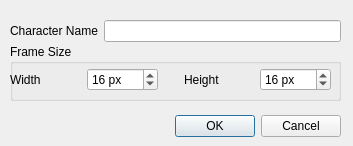
skwee/dmut, file src/newcharacterdialog.ui: the form before one commit.
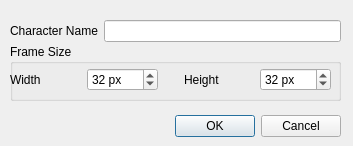
The form after the commit.

```diff
--- a/src/newcharacterdialog.ui
+++ b/src/newcharacterdialog.ui
@@ -99,13 +99,13 @@
            <string> px</string>
           </property>
           <property name="minimum">
-           <number>1</number>
+           <number>8</number>
           </property>
           <property name="maximum">
-           <number>1000</number>
+           <number>1024</number>
           </property>
           <property name="value">
-           <number>16</number>
+           <number>32</number>
           </property>
          </widget>
         </item>
@@ -135,13 +135,13 @@
            <string> px</string>
           </property>
           <property name="minimum">
-           <number>1</number>
+           <number>8</number>
           </property>
           <property name="maximum">
-           <number>1000</number>
+           <number>1024</number>
           </property>
           <property name="value">
-           <number>16</number>
+           <number>32</number>
           </property>
          </widget>
         </item>
```
Left out of the diff: 3 changed lines with no effect on the pictures.
